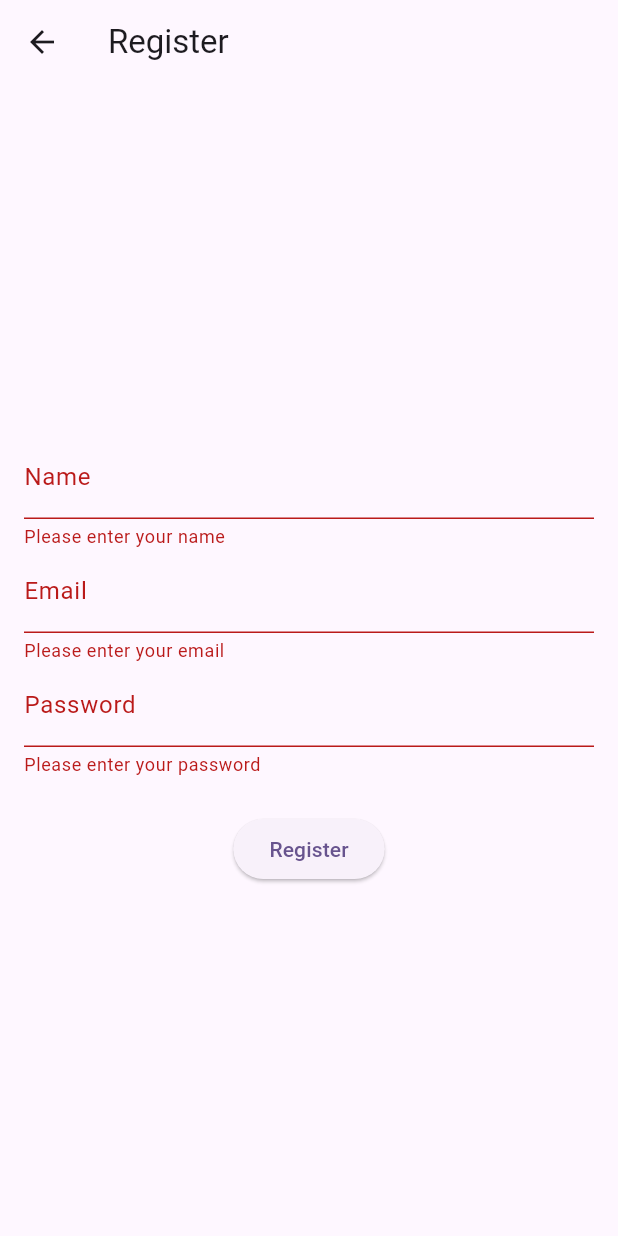
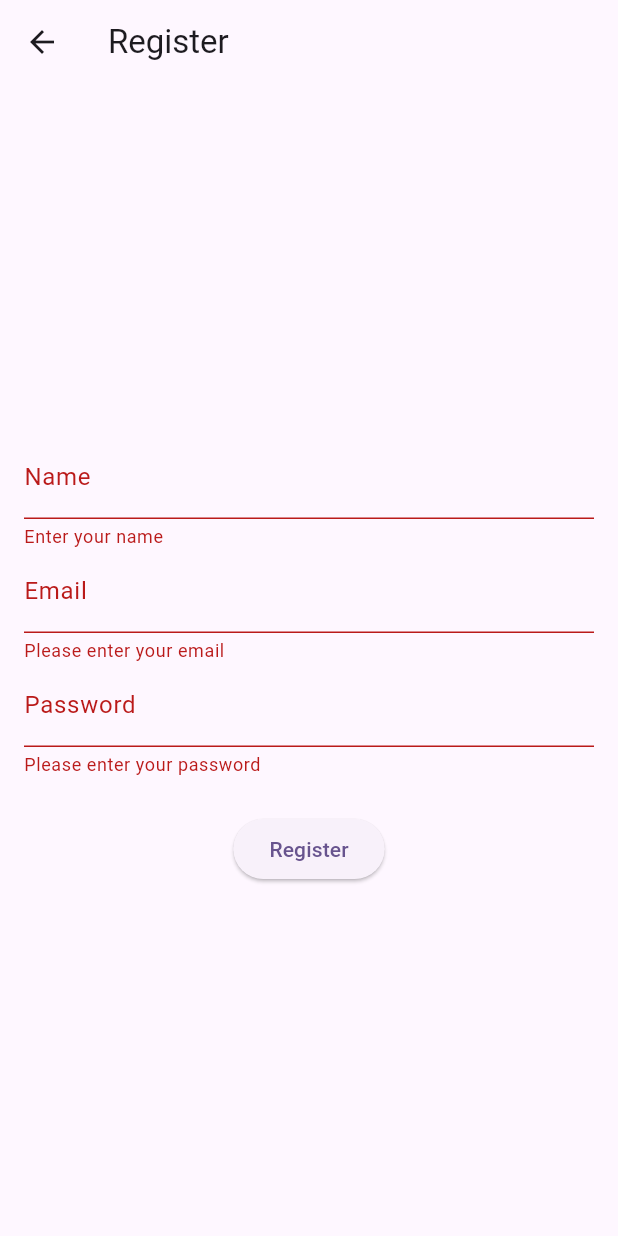
Before and after one commit to fahmiidris007/mobile_story_app, a Flutter app: the RegisterPage screen opened by its route, after a tap on "Register", on a phone screen of 412 x 824 dp. Run offline on Flutter 3.47's test engine with Material 3 defaults, Android fonts, the phone set to English and light mode, and no system bars; our stand-ins replace camera, go_router, image_picker, shared_preferences; missing offline and left inert: app_settings; accounts and stored records are empty; generated files the repository leaves out were written again; network calls fail.

Commit message:
feat : implement localization

```diff
--- /dev/null
+++ b/l10n.yaml
@@ -0,0 +1,3 @@
+arb-dir: lib/l10n
+template-arb-file: app_id.arb
+output-localization-file: app_localizations.dart
--- /dev/null
+++ b/lib/common.dart
@@ -0,0 +1,2 @@
+export 'package:flutter_gen/gen_l10n/app_localizations.dart';
+export 'package:flutter_localizations/flutter_localizations.dart';
--- a/lib/main.dart
+++ b/lib/main.dart
@@ -1,4 +1,5 @@
 import 'package:flutter/material.dart';
+import 'package:mobile_story_app/common.dart';
 import 'package:mobile_story_app/data/api/api_service.dart';
 import 'package:mobile_story_app/provider/add_story_provider.dart';
 import 'package:mobile_story_app/provider/authentication_provider.dart';
@@ -49,6 +50,8 @@ class MyApp extends StatelessWidget {
         routerDelegate: router.routerDelegate,
         routeInformationProvider: router.routeInformationProvider,
         debugShowCheckedModeBanner: false,
+        localizationsDelegates: AppLocalizations.localizationsDelegates,
+        supportedLocales: AppLocalizations.supportedLocales,
       ),
     );
   }
--- a/lib/provider/add_story_provider.dart
+++ b/lib/provider/add_story_provider.dart
@@ -58,7 +58,6 @@ class AddStoryProvider extends ChangeNotifier{
     int length = imageLength;
     List<int> newByte = [];
     do {
-      ///
       compressQuality -= 10;
       newByte = img.encodeJpg(
         image,
--- a/lib/screen/authentication/login/login_page.dart
+++ b/lib/screen/authentication/login/login_page.dart
@@ -1,5 +1,6 @@
 import 'package:flutter/material.dart';
 import 'package:go_router/go_router.dart';
+import 'package:mobile_story_app/common.dart';
 import 'package:mobile_story_app/provider/authentication_provider.dart';
 import 'package:mobile_story_app/screen/Authentication/register/register_page.dart';
 import 'package:mobile_story_app/screen/home/home_page.dart';
@@ -29,7 +30,7 @@ class _LoginPageState extends State<LoginPage> {
   Widget build(BuildContext context) {
     return Scaffold(
       appBar: AppBar(
-        title: const Text('Login'),
+        title: Text(AppLocalizations.of(context)!.loginTitle),
       ),
       body: Center(
         child: SingleChildScrollView(
@@ -43,26 +44,26 @@ class _LoginPageState extends State<LoginPage> {
                   children: [
                     TextFormField(
                       controller: emailController,
-                      decoration: const InputDecoration(
-                        labelText: 'Email',
-                        hintText: 'Enter your email',
+                      decoration: InputDecoration(
+                        labelText: AppLocalizations.of(context)!.labelEmail,
+                        hintText: AppLocalizations.of(context)!.hintEmail,
                       ),
                       validator: (value) {
                         if (value == null || value.isEmpty) {
-                          return 'Please enter your email';
+                          return AppLocalizations.of(context)!.errorEmail;
                         }
                         return null;
                       },
                     ),
                     TextFormField(
                       controller: passwordController,
-                      decoration: const InputDecoration(
-                        labelText: 'Password',
-                        hintText: 'Enter your password',
+                      decoration: InputDecoration(
+                        labelText: AppLocalizations.of(context)!.labelPassword,
+                        hintText: AppLocalizations.of(context)!.hintPassword,
                       ),
                       validator: (value) {
                         if (value == null || value.isEmpty) {
-                          return 'Please enter your password';
+                          return AppLocalizations.of(context)!.errorPassword;
                         }
                         return null;
                       },
@@ -88,7 +89,7 @@ class _LoginPageState extends State<LoginPage> {
                             }
                           }
                         },
-                        child: const Text('Login'),
+                        child: Text(AppLocalizations.of(context)!.loginButton),
                       ),
                     ),
                     const SizedBox(height: 24),
@@ -97,7 +98,7 @@ class _LoginPageState extends State<LoginPage> {
                       onPressed: () {
                         context.goNamed('register');
                       },
-                      child: const Text('Register'),
+                      child: Text(AppLocalizations.of(context)!.registerButton),
                     )),
                   ],
                 ),
--- a/lib/screen/authentication/register/register_page.dart
+++ b/lib/screen/authentication/register/register_page.dart
@@ -1,5 +1,6 @@
 import 'package:flutter/material.dart';
 import 'package:go_router/go_router.dart';
+import 'package:mobile_story_app/common.dart';
 import 'package:mobile_story_app/provider/authentication_provider.dart';
 import 'package:mobile_story_app/screen/Authentication/login/login_page.dart';
 import 'package:provider/provider.dart';
@@ -29,7 +30,7 @@ class _RegisterPageState extends State<RegisterPage> {
   Widget build(BuildContext context) {
     return Scaffold(
       appBar: AppBar(
-        title: const Text('Register'),
+        title: Text(AppLocalizations.of(context)!.registerTitle),
       ),
       body: Center(
         child: SingleChildScrollView(
@@ -43,39 +44,39 @@ class _RegisterPageState extends State<RegisterPage> {
                     children: [
                       TextFormField(
                         controller: nameController,
-                        decoration: const InputDecoration(
-                          labelText: 'Name',
-                          hintText: 'Enter your name',
+                        decoration: InputDecoration(
+                          labelText: AppLocalizations.of(context)!.formName,
+                          hintText: AppLocalizations.of(context)!.hintName,
                         ),
                         validator: (value) {
                           if (value == null || value.isEmpty) {
-                            return 'Please enter your name';
+                            return AppLocalizations.of(context)!.hintName;
                           }
                           return null;
                         },
                       ),
                       TextFormField(
                         controller: emailController,
-                        decoration: const InputDecoration(
-                          labelText: 'Email',
-                          hintText: 'Enter your email',
+                        decoration: InputDecoration(
+                          labelText: AppLocalizations.of(context)!.labelEmail,
+                          hintText: AppLocalizations.of(context)!.hintEmail,
                         ),
                         validator: (value) {
                           if (value == null || value.isEmpty) {
-                            return 'Please enter your email';
+                            return AppLocalizations.of(context)!.errorEmail;
                           }
                           return null;
                         },
                       ),
                       TextFormField(
                         controller: passwordController,
-                        decoration: const InputDecoration(
-                          labelText: 'Password',
-                          hintText: 'Enter your password',
+                        decoration: InputDecoration(
+                          labelText: AppLocalizations.of(context)!.labelPassword,
+                          hintText: AppLocalizations.of(context)!.hintPassword,
                         ),
                         validator: (value) {
                           if (value == null || value.isEmpty) {
-                            return 'Please enter your password';
+                            return AppLocalizations.of(context)!.errorPassword;
                           }
                           return null;
                         },
@@ -103,7 +104,7 @@ class _RegisterPageState extends State<RegisterPage> {
                             }
                           }
                         },
-                        child: const Text('Register'),
+                        child: Text(AppLocalizations.of(context)!.registerButton),
                       ),
                     ],
                   ),
--- a/pubspec.yaml
+++ b/pubspec.yaml
@@ -44,10 +44,14 @@ dependencies:
   camera: ^0.10.5+9
   camera_windows: ^0.2.1+9
   go_router: ^13.2.0
+  flutter_localization: ^0.2.0
+  intl: ^0.18.1
+  app_settings: ^5.1.1
 
 dev_dependencies:
   flutter_test:
     sdk: flutter
+
 
   # The "flutter_lints" package below contains a set of recommended lints to
   # encourage good coding practices. The lint set provided by the package is
@@ -61,6 +65,7 @@ dev_dependencies:
 
 # The following section is specific to Flutter packages.
 flutter:
+  generate: true
 
   # The following line ensures that the Material Icons font is
   # included with your application, so that you can use the icons in
```
Also changed, not shown: lib/l10n/app_en.arb (added, +32 -0 lines), lib/l10n/app_id.arb (added, +32 -0 lines), lib/screen/story/add/add_story_page.dart (+9 -8 lines), lib/screen/story/detail/detail_page.dart (+4 -3 lines), lib/screen/story/list/list_page.dart (+11 -3 lines), pubspec.lock.
